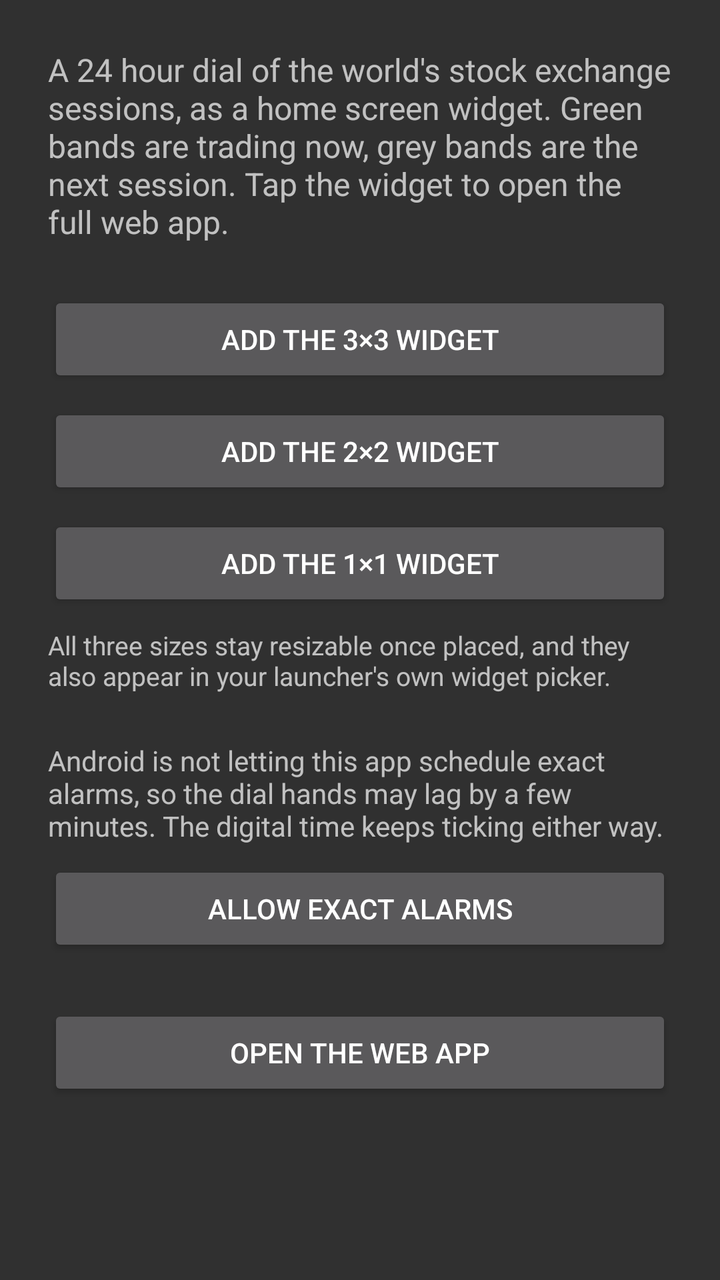
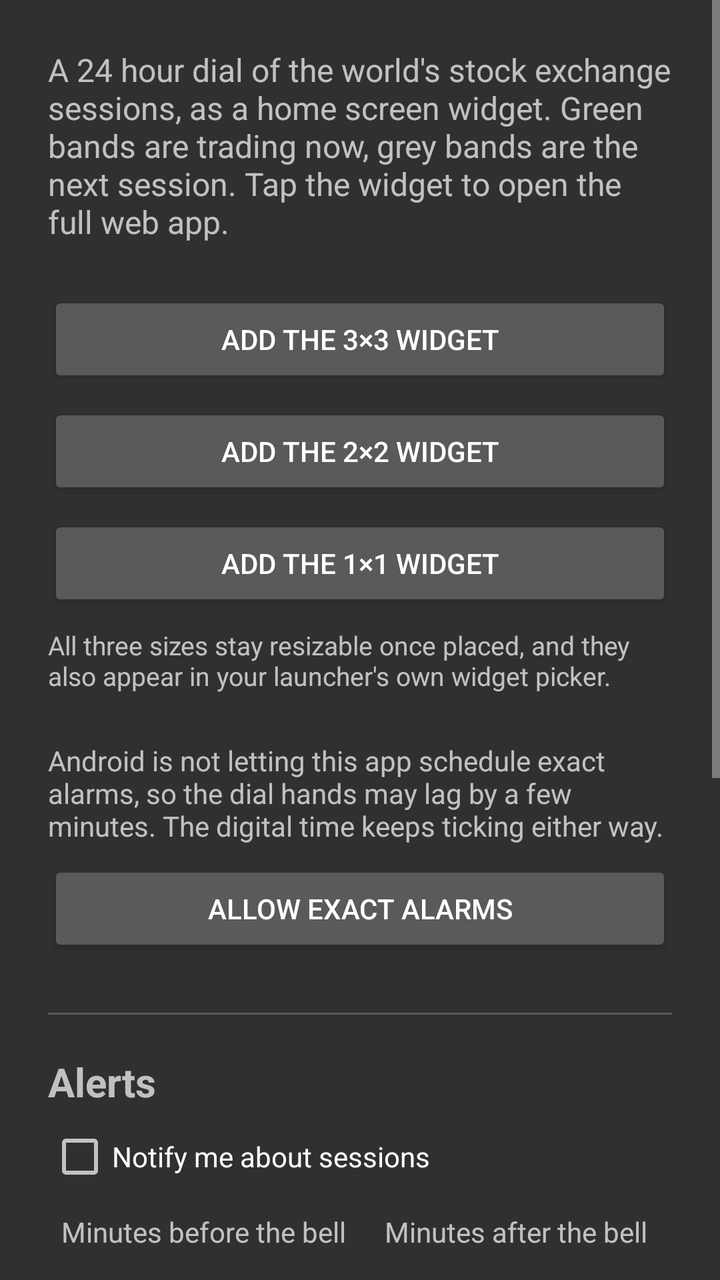

Compare the two renders of this Android layout. The source of the first and the diff that turns it into the second are given below.
<!-- AndroidManifest.xml: application theme android:Theme.Material -->
<!-- res/layout/activity_main.xml -->
<?xml version="1.0" encoding="utf-8"?>
<ScrollView xmlns:android="http://schemas.android.com/apk/res/android"
    android:layout_width="match_parent"
    android:layout_height="match_parent">

    <LinearLayout
        android:layout_width="match_parent"
        android:layout_height="wrap_content"
        android:orientation="vertical"
        android:padding="24dp">

        <TextView
            android:layout_width="match_parent"
            android:layout_height="wrap_content"
            android:text="@string/intro"
            android:textSize="16sp" />

        <Button
            android:id="@+id/btn_add_large"
            android:layout_width="match_parent"
            android:layout_height="wrap_content"
            android:layout_marginTop="24dp"
            android:text="@string/add_widget_large" />

        <Button
            android:id="@+id/btn_add_medium"
            android:layout_width="match_parent"
            android:layout_height="wrap_content"
            android:layout_marginTop="8dp"
            android:text="@string/add_widget_medium" />

        <Button
            android:id="@+id/btn_add_small"
            android:layout_width="match_parent"
            android:layout_height="wrap_content"
            android:layout_marginTop="8dp"
            android:text="@string/add_widget_small" />

        <TextView
            android:layout_width="match_parent"
            android:layout_height="wrap_content"
            android:layout_marginTop="8dp"
            android:text="@string/sizes_note"
            android:textSize="13sp" />

        <TextView
            android:id="@+id/txt_exact_alarms"
            android:layout_width="match_parent"
            android:layout_height="wrap_content"
            android:layout_marginTop="24dp"
            android:text="@string/exact_alarms_explainer"
            android:textSize="14sp" />

        <Button
            android:id="@+id/btn_exact_alarms"
            android:layout_width="match_parent"
            android:layout_height="wrap_content"
            android:layout_marginTop="8dp"
            android:text="@string/exact_alarms_button" />

        <Button
            android:id="@+id/btn_open_web"
            android:layout_width="match_parent"
            android:layout_height="wrap_content"
            android:layout_marginTop="24dp"
            android:text="@string/open_web_app" />
    </LinearLayout>
</ScrollView>
<!-- resources referenced by this layout -->
<resources>
  <string name="add_widget_large">Add the 3×3 widget</string>
  <string name="add_widget_medium">Add the 2×2 widget</string>
  <string name="add_widget_small">Add the 1×1 widget</string>
  <string name="exact_alarms_button">Allow exact alarms</string>
  <string name="exact_alarms_explainer">Android is not letting this app schedule exact alarms, so the dial hands may lag by a few minutes. The digital time keeps ticking either way.</string>
  <string name="intro">A 24 hour dial of the world\'s stock exchange sessions, as a home screen widget. Green bands are trading now, grey bands are the next session. Tap the widget to open the full web app.</string>
  <string name="open_web_app">Open the web app</string>
  <string name="sizes_note">All three sizes stay resizable once placed, and they also appear in your launcher\'s own widget picker.</string>
</resources>

<!-- the commit's change to res/layout/activity_main.xml (unified diff, before → after) -->
@@ -58,6 +58,146 @@
             android:layout_marginTop="8dp"
             android:text="@string/exact_alarms_button" />
 
+        <View
+            android:layout_width="match_parent"
+            android:layout_height="1dp"
+            android:layout_marginTop="28dp"
+            android:background="#33FFFFFF" />
+
+        <TextView
+            android:layout_width="match_parent"
+            android:layout_height="wrap_content"
+            android:layout_marginTop="20dp"
+            android:text="@string/alerts_heading"
+            android:textSize="20sp"
+            android:textStyle="bold" />
+
+        <CheckBox
+            android:id="@+id/chk_alerts"
+            android:layout_width="match_parent"
+            android:layout_height="wrap_content"
+            android:layout_marginTop="8dp"
+            android:text="@string/alerts_enable" />
+
+        <TextView
+            android:id="@+id/txt_alerts_permission"
+            android:layout_width="match_parent"
+            android:layout_height="wrap_content"
+            android:layout_marginTop="4dp"
+            android:text="@string/alerts_needs_permission"
+            android:textSize="13sp"
+            android:visibility="gone" />
+
+        <TextView
+            android:id="@+id/txt_alerts_exact"
+            android:layout_width="match_parent"
+            android:layout_height="wrap_content"
+            android:layout_marginTop="4dp"
+            android:text="@string/alerts_needs_exact"
+            android:textSize="13sp"
+            android:visibility="gone" />
+
+        <LinearLayout
+            android:id="@+id/box_alerts"
+            android:layout_width="match_parent"
+            android:layout_height="wrap_content"
+            android:orientation="vertical">
+
+            <LinearLayout
+                android:layout_width="match_parent"
+                android:layout_height="wrap_content"
+                android:layout_marginTop="12dp"
+                android:baselineAligned="false"
+                android:orientation="horizontal">
+
+                <LinearLayout
+                    android:layout_width="0dp"
+                    android:layout_height="wrap_content"
+                    android:layout_weight="1"
+                    android:gravity="center_horizontal"
+                    android:orientation="vertical">
+
+                    <TextView
+                        android:layout_width="wrap_content"
+                        android:layout_height="wrap_content"
+                        android:text="@string/alerts_before"
+                        android:textSize="14sp" />
+
+                    <NumberPicker
+                        android:id="@+id/pick_before"
+                        android:layout_width="wrap_content"
+                        android:layout_height="wrap_content" />
+                </LinearLayout>
+
+                <LinearLayout
+                    android:layout_width="0dp"
+                    android:layout_height="wrap_content"
+                    android:layout_weight="1"
+                    android:gravity="center_horizontal"
+                    android:orientation="vertical">
+
+                    <TextView
+                        android:layout_width="wrap_content"
+                        android:layout_height="wrap_content"
+                        android:text="@string/alerts_after"
+                        android:textSize="14sp" />
+
+                    <NumberPicker
+                        android:id="@+id/pick_after"
+                        android:layout_width="wrap_content"
+                        android:layout_height="wrap_content" />
+                </LinearLayout>
+            </LinearLayout>
+
+            <TextView
+                android:layout_width="match_parent"
+                android:layout_height="wrap_content"
+                android:text="@string/alerts_zero_note"
+                android:textSize="13sp" />
+
+            <LinearLayout
+                android:layout_width="match_parent"
+                android:layout_height="wrap_content"
+                android:layout_marginTop="12dp"
+                android:orientation="horizontal">
+
+                <CheckBox
+                    android:id="@+id/chk_on_open"
+                    android:layout_width="0dp"
+                    android:layout_height="wrap_content"
+                    android:layout_weight="1"
+                    android:text="@string/alerts_on_open" />
+
+                <CheckBox
+                    android:id="@+id/chk_on_close"
+                    android:layout_width="0dp"
+                    android:layout_height="wrap_content"
+                    android:layout_weight="1"
+                    android:text="@string/alerts_on_close" />
+            </LinearLayout>
+
+            <TextView
+                android:layout_width="match_parent"
+                android:layout_height="wrap_content"
+                android:layout_marginTop="16dp"
+                android:text="@string/alerts_markets"
+                android:textSize="16sp"
+                android:textStyle="bold" />
+
+            <TextView
+                android:layout_width="match_parent"
+                android:layout_height="wrap_content"
+                android:text="@string/alerts_markets_note"
+                android:textSize="13sp" />
+
+            <LinearLayout
+                android:id="@+id/box_markets"
+                android:layout_width="match_parent"
+                android:layout_height="wrap_content"
+                android:layout_marginTop="4dp"
+                android:orientation="vertical" />
+        </LinearLayout>
+
         <Button
             android:id="@+id/btn_open_web"
             android:layout_width="match_parent"
<!-- resource entries referenced after the edit -->
@@ -3,6 +3,17 @@
   <string name="add_widget_large">Add the 3×3 widget</string>
   <string name="add_widget_medium">Add the 2×2 widget</string>
   <string name="add_widget_small">Add the 1×1 widget</string>
+  <string name="alerts_after">Minutes after the bell</string>
+  <string name="alerts_before">Minutes before the bell</string>
+  <string name="alerts_enable">Notify me about sessions</string>
+  <string name="alerts_heading">Alerts</string>
+  <string name="alerts_markets">Alert me about these markets</string>
+  <string name="alerts_markets_note">Nothing is selected to begin with: all fourteen markets on both bells would be over fifty notifications a day.</string>
+  <string name="alerts_needs_exact">Alerts are scheduled with exact alarms. Without that permission they can arrive minutes late.</string>
+  <string name="alerts_needs_permission">Notifications are blocked for this app, so alerts cannot be shown. Allow them in Settings.</string>
+  <string name="alerts_on_close">Closes</string>
+  <string name="alerts_on_open">Opens</string>
+  <string name="alerts_zero_note">Zero turns that side off. With both at zero nothing is scheduled.</string>
   <string name="exact_alarms_button">Allow exact alarms</string>
   <string name="exact_alarms_explainer">Android is not letting this app schedule exact alarms, so the dial hands may lag by a few minutes. The digital time keeps ticking either way.</string>
   <string name="intro">A 24 hour dial of the world\'s stock exchange sessions, as a home screen widget. Green bands are trading now, grey bands are the next session. Tap the widget to open the full web app.</string>
